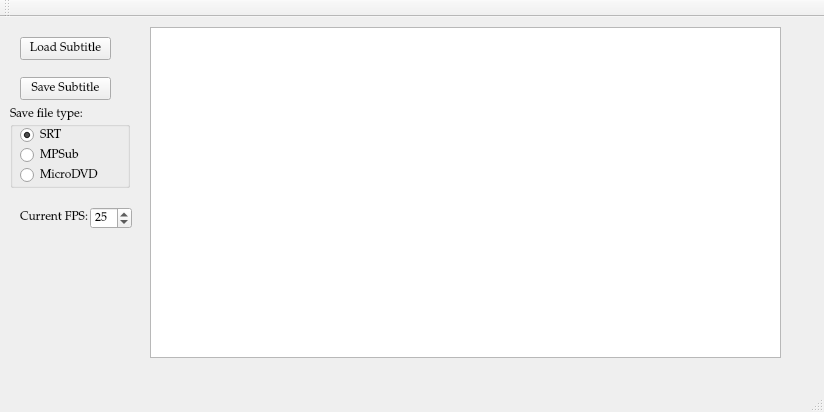
Qt form mainwindow.ui (NikolaJov96/DivXConverter) before a commit.
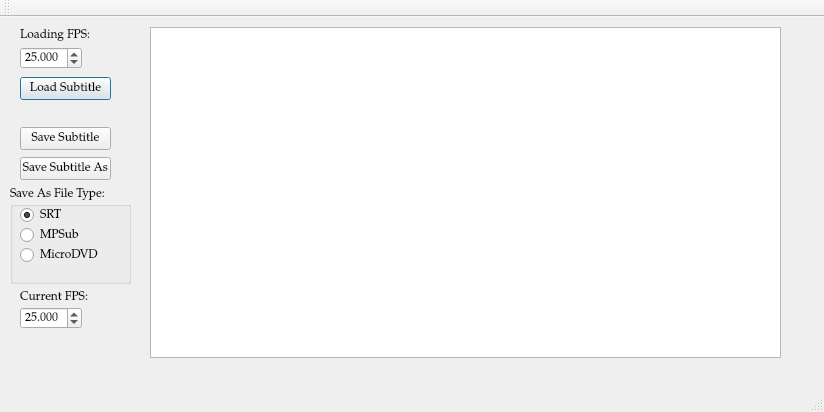
The same form after that commit.

The edit to the form file:
```diff
--- a/mainwindow.ui
+++ b/mainwindow.ui
@@ -29,7 +29,7 @@
     <property name="geometry">
      <rect>
       <x>20</x>
-      <y>20</y>
+      <y>60</y>
       <width>91</width>
       <height>23</height>
      </rect>
@@ -37,12 +37,15 @@
     <property name="text">
      <string>Load Subtitle</string>
     </property>
+    <property name="default">
+     <bool>true</bool>
+    </property>
    </widget>
    <widget class="QLabel" name="FPSlabel">
     <property name="geometry">
      <rect>
       <x>20</x>
-      <y>190</y>
+      <y>270</y>
       <width>71</width>
       <height>21</height>
      </rect>
@@ -77,7 +80,7 @@
     <property name="geometry">
      <rect>
       <x>20</x>
-      <y>60</y>
+      <y>110</y>
       <width>91</width>
       <height>23</height>
      </rect>
@@ -90,13 +93,13 @@
     <property name="geometry">
      <rect>
       <x>10</x>
-      <y>90</y>
-      <width>120</width>
-      <height>81</height>
+      <y>170</y>
+      <width>121</width>
+      <height>97</height>
      </rect>
     </property>
     <property name="title">
-     <string>Save file type:</string>
+     <string>Save As File Type:</string>
     </property>
     <widget class="QRadioButton" name="SRTRadioButton">
      <property name="geometry">
@@ -141,26 +144,74 @@
      </property>
     </widget>
    </widget>
-   <widget class="QSpinBox" name="FPSSpinBox">
+   <widget class="QDoubleSpinBox" name="FPSDoubleSpinBox">
     <property name="geometry">
      <rect>
-      <x>90</x>
-      <y>190</y>
-      <width>42</width>
+      <x>20</x>
+      <y>290</y>
+      <width>62</width>
       <height>22</height>
      </rect>
     </property>
-    <property name="prefix">
-     <string/>
+    <property name="decimals">
+     <number>3</number>
     </property>
     <property name="minimum">
-     <number>1</number>
+     <double>1.000000000000000</double>
     </property>
     <property name="maximum">
-     <number>480</number>
+     <double>240.000000000000000</double>
     </property>
     <property name="value">
-     <number>25</number>
+     <double>25.000000000000000</double>
+    </property>
+   </widget>
+   <widget class="QLabel" name="iFPSlabel">
+    <property name="geometry">
+     <rect>
+      <x>20</x>
+      <y>10</y>
+      <width>71</width>
+      <height>16</height>
+     </rect>
+    </property>
+    <property name="text">
+     <string>Loading FPS:</string>
+    </property>
+   </widget>
+   <widget class="QDoubleSpinBox" name="iFPSDoubleSpinBox">
+    <property name="geometry">
+     <rect>
+      <x>20</x>
+      <y>30</y>
+      <width>62</width>
+      <height>22</height>
+     </rect>
+    </property>
+    <property name="decimals">
+     <number>3</number>
+    </property>
+    <property name="minimum">
+     <double>1.000000000000000</double>
+    </property>
+    <property name="maximum">
+     <double>240.000000000000000</double>
+    </property>
+    <property name="value">
+     <double>25.000000000000000</double>
+    </property>
+   </widget>
+   <widget class="QPushButton" name="saveSubtitleAsButton">
+    <property name="geometry">
+     <rect>
+      <x>20</x>
+      <y>140</y>
+      <width>91</width>
+      <height>23</height>
+     </rect>
+    </property>
+    <property name="text">
+     <string>Save Subtitle As</string>
     </property>
    </widget>
   </widget>
```
